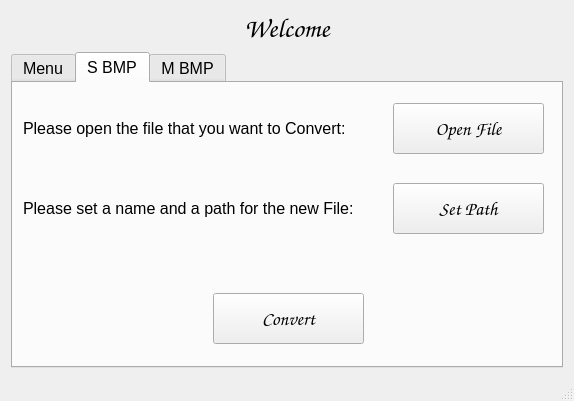
This is mainwindow.ui in ChristopherCousin/BmpManagerQt as Qt 5 draws it before an edit. The edited form follows.
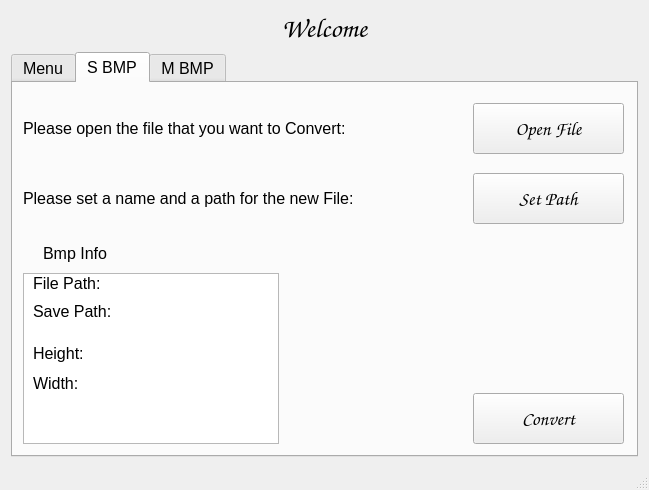
This is the edited form. The open tabs and pages were chosen to show the change. Icons and pictures are not drawn.

The edit to the form file:
```diff
--- a/mainwindow.ui
+++ b/mainwindow.ui
@@ -6,8 +6,8 @@
    <rect>
     <x>0</x>
     <y>0</y>
-    <width>574</width>
-    <height>401</height>
+    <width>649</width>
+    <height>490</height>
    </rect>
   </property>
   <property name="windowTitle">
@@ -124,7 +124,7 @@
        <widget class="QPushButton" name="pushButton">
         <property name="geometry">
          <rect>
-          <x>380</x>
+          <x>460</x>
           <y>20</y>
           <width>151</width>
           <height>51</height>
@@ -153,8 +153,8 @@
        <widget class="QPushButton" name="pushButton_2">
         <property name="geometry">
          <rect>
-          <x>380</x>
-          <y>100</y>
+          <x>460</x>
+          <y>90</y>
           <width>151</width>
           <height>51</height>
          </rect>
@@ -182,8 +182,8 @@
        <widget class="QPushButton" name="pushButton_3">
         <property name="geometry">
          <rect>
-          <x>200</x>
-          <y>210</y>
+          <x>460</x>
+          <y>310</y>
           <width>151</width>
           <height>51</height>
          </rect>
@@ -225,7 +225,7 @@
         <property name="geometry">
          <rect>
           <x>10</x>
-          <y>110</y>
+          <y>100</y>
           <width>371</width>
           <height>31</height>
          </rect>
@@ -234,6 +234,84 @@
          <string>Please set a name and a path for the new File:</string>
         </property>
        </widget>
+       <widget class="QTextBrowser" name="textBrowser">
+        <property name="geometry">
+         <rect>
+          <x>10</x>
+          <y>190</y>
+          <width>256</width>
+          <height>171</height>
+         </rect>
+        </property>
+        <property name="placeholderText">
+         <string/>
+        </property>
+       </widget>
+       <widget class="QLabel" name="label_7">
+        <property name="geometry">
+         <rect>
+          <x>30</x>
+          <y>160</y>
+          <width>91</width>
+          <height>21</height>
+         </rect>
+        </property>
+        <property name="text">
+         <string>Bmp Info</string>
+        </property>
+       </widget>
+       <widget class="QLabel" name="lblHeight">
+        <property name="geometry">
+         <rect>
+          <x>20</x>
+          <y>260</y>
+          <width>71</width>
+          <height>21</height>
+         </rect>
+        </property>
+        <property name="text">
+         <string>Height:</string>
+        </property>
+       </widget>
+       <widget class="QLabel" name="lblWidth">
+        <property name="geometry">
+         <rect>
+          <x>20</x>
+          <y>290</y>
+          <width>71</width>
+          <height>21</height>
+         </rect>
+        </property>
+        <property name="text">
+         <string>Width:</string>
+        </property>
+       </widget>
+       <widget class="QLabel" name="lblHeight_2">
+        <property name="geometry">
+         <rect>
+          <x>20</x>
+          <y>190</y>
+          <width>221</width>
+          <height>21</height>
+         </rect>
+        </property>
+        <property name="text">
+         <string>File Path:</string>
+        </property>
+       </widget>
+       <widget class="QLabel" name="lblHeight_3">
+        <property name="geometry">
+         <rect>
+          <x>20</x>
+          <y>220</y>
+          <width>241</width>
+          <height>16</height>
+         </rect>
+        </property>
+        <property name="text">
+         <string>Save Path:</string>
+        </property>
+       </widget>
       </widget>
       <widget class="QWidget" name="tab_3">
        <attribute name="icon">
```
